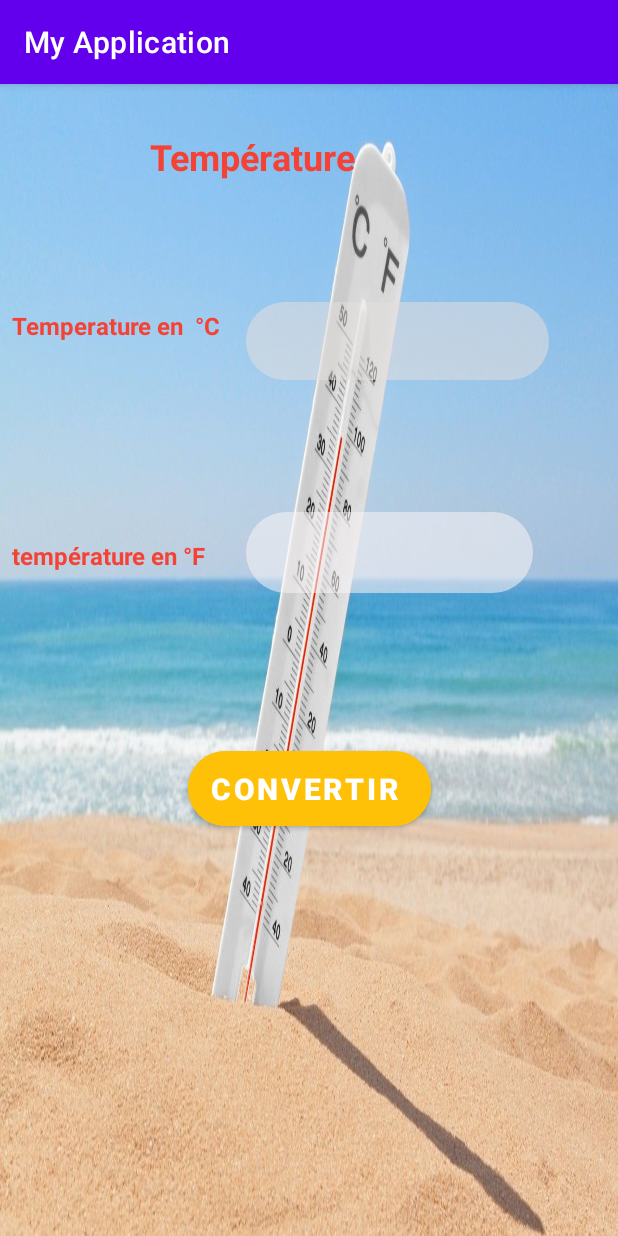
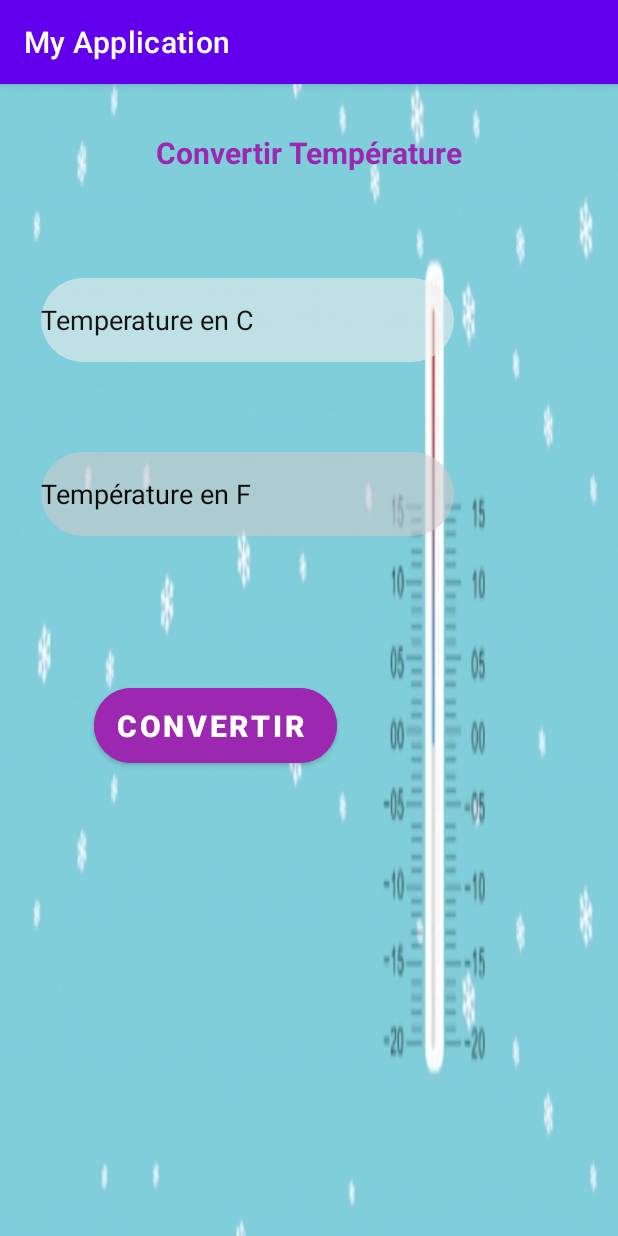
Before and after one commit to onsfadhel/MyApplication, an Android app: the screen it shows after launch (MainActivity2), on a phone screen of 412 x 824 dp. Run offline under Robolectric (Android 15) with nearby library versions, the phone set to English and light mode, and no system bars.

Commit message:
Update activity_main2.xml
main activity

```diff
--- a/app/src/main/res/layout/activity_main2.xml
+++ b/app/src/main/res/layout/activity_main2.xml
@@ -4,86 +4,68 @@
     xmlns:tools="http://schemas.android.com/tools"
     android:layout_width="match_parent"
     android:layout_height="match_parent"
-    android:background="@drawable/back"
+    android:background="@drawable/bg2"
     tools:context=".MainActivity2">
 
-    <TextView
-        android:id="@+id/textView"
-        android:layout_width="148dp"
-        android:layout_height="41dp"
-        android:layout_marginStart="8dp"
-        android:layout_marginTop="150dp"
-        android:text="Temperature en  °C"
-        android:textColor="#F44336"
-        android:textSize="16sp"
-        android:textStyle="bold"
+    <EditText
+        android:id="@+id/editTextFere"
+        android:layout_width="275dp"
+        android:layout_height="56dp"
+        android:layout_marginTop="60dp"
+        android:background="@drawable/bginput"
+        android:backgroundTint="#D1CBCD"
+        android:ems="10"
+        android:hint="Température en F"
+        android:inputType="numberSigned|number|numberDecimal"
+        android:textColorHint="#0B0A0A"
+        app:layout_constraintEnd_toEndOf="parent"
+        app:layout_constraintHorizontal_bias="0.199"
         app:layout_constraintStart_toStartOf="parent"
-        app:layout_constraintTop_toTopOf="parent" />
+        app:layout_constraintTop_toBottomOf="@+id/editTextCels"
+        tools:ignore="SpeakableTextPresentCheck" />
 
-    <TextView
-        android:id="@+id/textView2"
-        android:layout_width="148dp"
-        android:layout_height="59dp"
-        android:layout_marginStart="8dp"
-        android:layout_marginTop="112dp"
-        android:text="température en °F "
-        android:textColor="#F44336"
-        android:textSize="16sp"
-        android:textStyle="bold"
+    <EditText
+        android:id="@+id/editTextCels"
+        android:layout_width="275dp"
+        android:layout_height="56dp"
+        android:layout_marginTop="70dp"
+        android:background="@drawable/bginput"
+        android:backgroundTint="#F3F0F1"
+        android:ems="10"
+        android:hint="Temperature en C"
+        android:inputType="numberSigned|number|numberDecimal"
+        android:textColorHint="#131313"
+        app:layout_constraintEnd_toEndOf="parent"
+        app:layout_constraintHorizontal_bias="0.199"
         app:layout_constraintStart_toStartOf="parent"
-        app:layout_constraintTop_toBottomOf="@+id/textView" />
+        app:layout_constraintTop_toBottomOf="@+id/textView4" />
 
     <Button
         android:id="@+id/buttonConvertir"
         android:layout_width="162dp"
         android:layout_height="62dp"
-        android:layout_marginTop="99dp"
-        android:backgroundTint="#FFC107"
+        android:layout_marginStart="32dp"
+        android:layout_marginTop="95dp"
+        android:backgroundTint="#9C27B0"
         android:text="Convertir "
         android:textSize="20sp"
         android:textStyle="bold"
         app:cornerRadius="50dp"
         app:layout_constraintEnd_toEndOf="parent"
+        app:layout_constraintHorizontal_bias="0.142"
         app:layout_constraintStart_toStartOf="parent"
         app:layout_constraintTop_toBottomOf="@+id/editTextFere" />
 
-    <EditText
-        android:id="@+id/editTextCels"
-        android:layout_width="202dp"
-        android:layout_height="52dp"
-        android:layout_marginStart="8dp"
-        android:layout_marginTop="145dp"
-        android:background="@drawable/bginput"
-        android:backgroundTint="#E4DEDE"
-        android:ems="10"
-        android:inputType="textPersonName"
-        app:layout_constraintStart_toEndOf="@+id/textView"
-        app:layout_constraintTop_toTopOf="parent" />
-
-    <EditText
-        android:id="@+id/editTextFere"
-        android:layout_width="191dp"
-        android:layout_height="54dp"
-        android:layout_marginStart="8dp"
-        android:layout_marginTop="88dp"
-        android:background="@drawable/bginput"
-        android:backgroundTint="#F8F5F6"
-        android:ems="10"
-        android:inputType="textPersonName"
-        app:layout_constraintStart_toEndOf="@+id/textView2"
-        app:layout_constraintTop_toBottomOf="@+id/editTextCels" />
-
     <TextView
-        android:id="@+id/textView3"
-        android:layout_width="187dp"
-        android:layout_height="60dp"
+        android:id="@+id/textView4"
+        android:layout_width="wrap_content"
+        android:layout_height="wrap_content"
         android:layout_marginTop="32dp"
-        android:text="Température"
-        android:textColor="#F44336"
-        android:textSize="24sp"
+        android:text="Convertir Température"
+        android:textColor="#9C27B0"
+        android:textSize="20sp"
         android:textStyle="bold"
         app:layout_constraintEnd_toEndOf="parent"
-        app:layout_constraintHorizontal_bias="0.446"
         app:layout_constraintStart_toStartOf="parent"
         app:layout_constraintTop_toTopOf="parent" />
 
```
